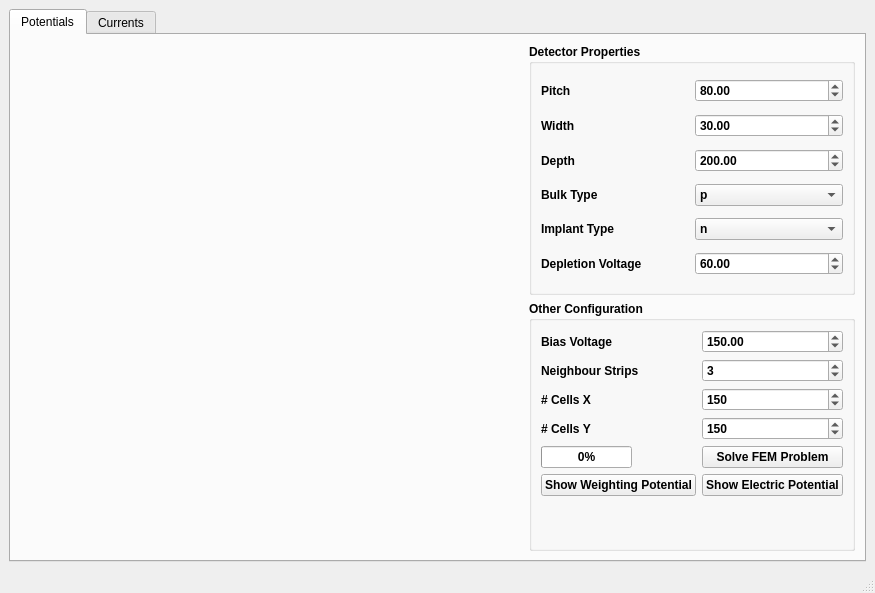
First picture: the form in src/mainWindow.ui, repository IFCA-HEP/TRACS, before the edit.
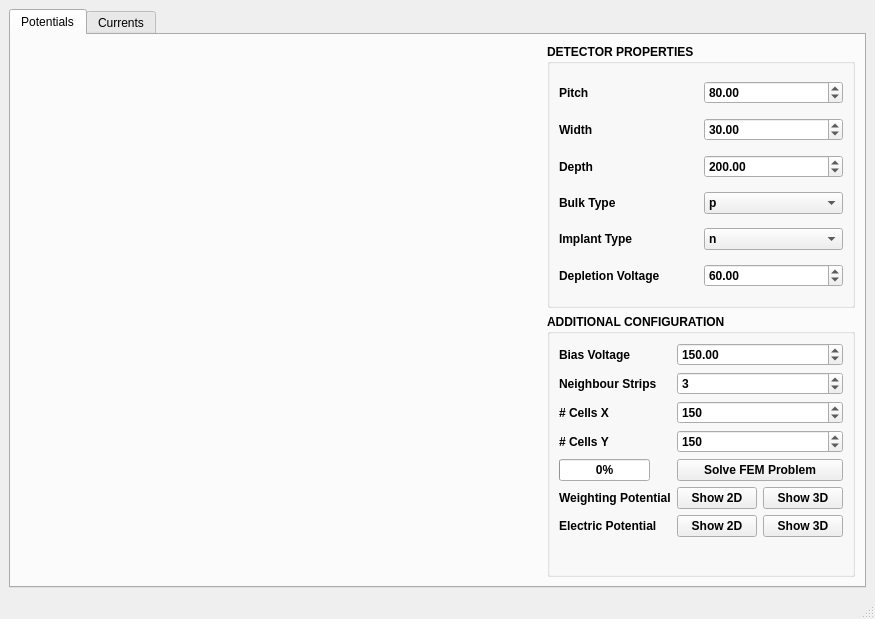
Second picture: the form after the edit. The open tabs and pages were chosen to show the change. Custom widgets are drawn as their Qt base class.

Commit message: Make potentials tab completely functional

Diff of the .ui file:
```diff
--- a/src/mainWindow.ui
+++ b/src/mainWindow.ui
@@ -7,7 +7,7 @@
     <x>0</x>
     <y>0</y>
     <width>875</width>
-    <height>593</height>
+    <height>619</height>
    </rect>
   </property>
   <property name="windowTitle">
@@ -48,7 +48,7 @@
            </font>
           </property>
           <property name="title">
-           <string>Detector Properties</string>
+           <string>DETECTOR PROPERTIES</string>
           </property>
           <layout class="QGridLayout" name="gridLayout_2">
            <item row="5" column="1">
@@ -177,7 +177,7 @@
            </font>
           </property>
           <property name="title">
-           <string>Other Configuration</string>
+           <string>ADDITIONAL CONFIGURATION</string>
           </property>
           <layout class="QFormLayout" name="formLayout">
            <property name="fieldGrowthPolicy">
@@ -269,8 +269,8 @@
              </property>
             </widget>
            </item>
-           <item row="5" column="0">
-            <widget class="QProgressBar" name="progress_bar">
+           <item row="6" column="0">
+            <widget class="QProgressBar" name="fem_progress_bar">
              <property name="sizePolicy">
               <sizepolicy hsizetype="Expanding" vsizetype="Fixed">
                <horstretch>0</horstretch>
@@ -282,24 +282,60 @@
              </property>
             </widget>
            </item>
-           <item row="5" column="1">
+           <item row="6" column="1">
             <widget class="QPushButton" name="solve_fem_button">
              <property name="text">
               <string>Solve FEM Problem</string>
              </property>
             </widget>
            </item>
-           <item row="6" column="0">
-            <widget class="QPushButton" name="show_weighting_pot_button">
+           <item row="7" column="1">
+            <layout class="QHBoxLayout" name="show_weighting_pot_buttons">
+             <item>
+              <widget class="QPushButton" name="show_weighting_pot_2d_button">
+               <property name="text">
+                <string>Show 2D</string>
+               </property>
+              </widget>
+             </item>
+             <item>
+              <widget class="QPushButton" name="show_weighting_pot_3d_button">
+               <property name="text">
+                <string>Show 3D</string>
+               </property>
+              </widget>
+             </item>
+            </layout>
+           </item>
+           <item row="10" column="1">
+            <layout class="QHBoxLayout" name="show_electric_pot_buttons">
+             <item>
+              <widget class="QPushButton" name="show_electric_pot_2d_button">
+               <property name="text">
+                <string>Show 2D</string>
+               </property>
+              </widget>
+             </item>
+             <item>
+              <widget class="QPushButton" name="show_electric_pot_3d_button">
+               <property name="text">
+                <string>Show 3D</string>
+               </property>
+              </widget>
+             </item>
+            </layout>
+           </item>
+           <item row="10" column="0">
+            <widget class="QLabel" name="show_electric_pot_label">
              <property name="text">
-              <string>Show Weighting Potential</string>
+              <string>Electric Potential</string>
              </property>
             </widget>
            </item>
-           <item row="6" column="1">
-            <widget class="QPushButton" name="show_electric_pot_button">
+           <item row="7" column="0">
+            <widget class="QLabel" name="show_weighting_pot_label">
              <property name="text">
-              <string>Show Electric Potential</string>
+              <string>Weighting Potential</string>
              </property>
             </widget>
            </item>
```
Left out of the diff: 61 changed lines with no effect on the pictures. The commit also changes 4 other files.
